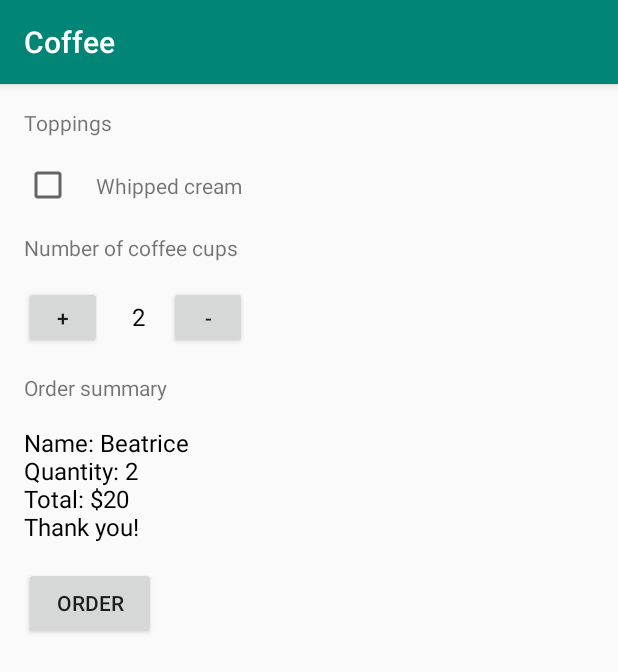
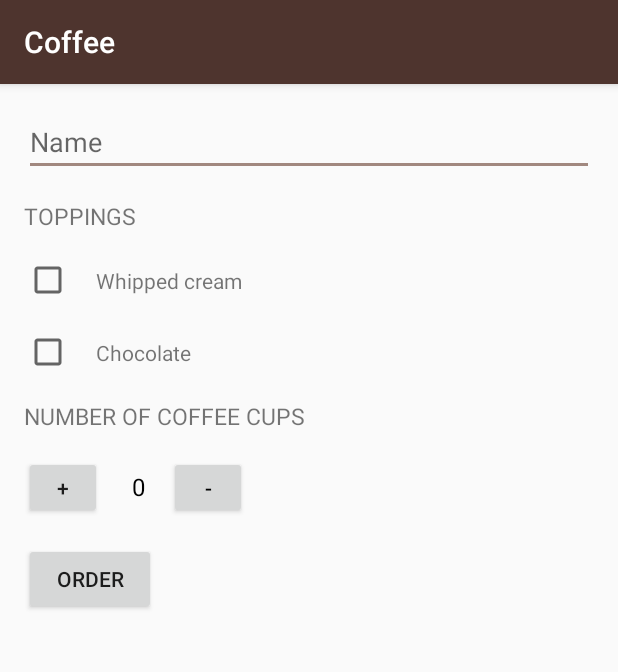
Before and after one commit to BeatriceNakabanda/Order-Coffee, an Android app: the screen it shows after launch (MainActivity), after a tap on "ORDER", on a phone screen of 412 x 824 dp. Shown: the top 672 px of the screen. Run offline under Robolectric (Android 15) with nearby library versions, the phone set to English and light mode, and no system bars.

```diff
--- a/app/src/main/java/com/example/justjava/MainActivity.java
+++ b/app/src/main/java/com/example/justjava/MainActivity.java
@@ -2,14 +2,21 @@ package com.example.justjava;
 
 import androidx.appcompat.app.AppCompatActivity;
 
-        import android.os.Bundle;
+import android.content.Intent;
+import android.net.Uri;
+import android.os.Bundle;
+import android.util.Log;
 import android.view.View;
+import android.widget.CheckBox;
+import android.widget.EditText;
 import android.widget.TextView;
+import android.widget.Toast;
 
+import java.net.URI;
 import java.text.NumberFormat;
 
 public class MainActivity extends AppCompatActivity {
-    int quantity = 2;
+    int quantity = 0;
 
     @Override
     protected void onCreate(Bundle savedInstanceState) {
@@ -20,18 +27,47 @@ public class MainActivity extends AppCompatActivity {
      * This method is called when the plus button is clicked
      */
     public void increment(View view) {
+        if(quantity == 100){
+            //show error message as a toast
+            Toast.makeText(this, "You cannot have more than 100 coffee", Toast.LENGTH_SHORT).show();
+            return;
+        }
         quantity = quantity + 1;
         display(quantity);
     }
     public void decrement(View view) {
+        if (quantity == 1) {
+            // Show an error message as a toast
+            Toast.makeText(this, "You cannot have less than 1 coffee", Toast.LENGTH_SHORT).show();
+            // Exit this method early because there's nothing left to do
+            return;
+        }
         quantity = quantity - 1;
         display(quantity);
     }
 
     public void submitOrder(View view) {
-        int price = calculatePrice();
-        String priceMessage = createOrderSummary(price);
-        displayMessage(priceMessage);
+        CheckBox whippedCreamCheckBox = (CheckBox) findViewById(R.id.whippedCreamCheckbox);
+        boolean haswhippedCream = whippedCreamCheckBox.isChecked();
+
+        CheckBox chocolateCheckBox = (CheckBox) findViewById(R.id.chocolateCheckbox);
+        boolean hasChocolate = chocolateCheckBox.isChecked();
+
+        EditText nameField = (EditText) findViewById(R.id.nameText);
+        String name = nameField.getText().toString();
+
+        int price = calculatePrice(haswhippedCream,hasChocolate);
+        String priceMessage = createOrderSummary(name, price, haswhippedCream, hasChocolate);
+
+        Intent intent = new Intent(Intent.ACTION_SENDTO);
+        intent.setData(Uri.parse("mailto:")); // only email apps should handle this
+        intent.putExtra(Intent.EXTRA_SUBJECT, "Just coffee order for " + name);
+        intent.putExtra(Intent.EXTRA_TEXT, priceMessage);
+        //check if there is an activity to handle this intent
+        if (intent.resolveActivity(getPackageManager()) != null) {
+            startActivity(intent);
+        }
+//        displayMessage(priceMessage);
 
     }
 
@@ -49,27 +85,41 @@ public class MainActivity extends AppCompatActivity {
     /**
      * This method displays the given text on the screen.
      */
-    private void displayMessage(String message) {
-        TextView orderSummaryTextView = (TextView) findViewById(R.id.summaryTextView);
-        orderSummaryTextView.setText(message);
-    }
+//    private void displayMessage(String message) {
+//        TextView orderSummaryTextView = (TextView) findViewById(R.id.summaryTextView);
+//        orderSummaryTextView.setText(message);
+//    }
     /**
      * This method calculates the price of the order
      * returns total price
      */
-    private int calculatePrice(){
-        int price = quantity * 10;
-        return price;
+    private int calculatePrice(boolean addWhippedCream, boolean addChocolate){
+        //price of 1 cup of coffee
+        int basePrice = 10;
+
+        //Add $2 if the user wants whippedCream
+        if(addWhippedCream){
+            basePrice = basePrice + 2;
+        }
+        //Add $2 if the user wants whippedCream
+        if(addChocolate){
+            basePrice = basePrice + 5;
+        }
+        return quantity * basePrice;
     }
     /**
      * This method displays the order summary.
      */
-    private String createOrderSummary(int price){
-        String orderMessage = "Name: Beatrice";
+    private String createOrderSummary(String name, int price, boolean addWhippedCream, boolean addChocolate){
+        String orderMessage = getString(R.string.order_summary_name,name);
+        orderMessage += "\nAdd whipped cream? " + addWhippedCream;
+        orderMessage += "\nAdd chocolate?" + addChocolate;
         orderMessage += "\nQuantity: " + quantity;
         orderMessage += "\nTotal: $" + price;
-        orderMessage += "\nThank you!";
+        orderMessage += "\n" + getString(R.string.thank_you);
 
         return orderMessage;
     }
+
+
 }
--- a/app/src/main/res/layout/activity_main.xml
+++ b/app/src/main/res/layout/activity_main.xml
@@ -3,18 +3,24 @@
     xmlns:tools="http://schemas.android.com/tools"
     android:layout_width="match_parent"
     android:layout_height="match_parent"
-    android:orientation="vertical"
     android:layout_marginLeft="16dp"
+    android:layout_marginTop="16dp"
     android:layout_marginRight="16dp"
     android:layout_marginBottom="16dp"
-    android:layout_marginTop="16dp"
+    android:orientation="vertical"
     tools:context=".MainActivity">
+
+    <EditText
+        android:id="@+id/nameText"
+        android:layout_width="match_parent"
+        android:layout_height="wrap_content"
+        android:inputType="textCapWords"
+        android:hint="Name"/>
 
     <TextView
         android:id="@+id/toppingTextView"
-        android:layout_width="wrap_content"
-        android:layout_height="wrap_content"
-        android:text="Toppings" />
+        style="@style/HeaderTextStyle"
+        android:text="@string/toppings" />
 
     <LinearLayout
         android:layout_width="match_parent"
@@ -23,25 +29,43 @@
         android:orientation="horizontal">
 
         <CheckBox
+            android:id="@+id/whippedCreamCheckbox"
             android:layout_width="wrap_content"
             android:layout_height="wrap_content"
-            android:textSize="16sp"/>
+            android:textSize="16sp" />
 
         <TextView
             android:layout_width="wrap_content"
             android:layout_height="wrap_content"
+            android:layout_marginLeft="16dp"
+            android:text="@string/whipped_cream" />
 
+    </LinearLayout>
+
+    <LinearLayout
+        android:layout_width="match_parent"
+        android:layout_height="wrap_content"
+        android:layout_marginTop="16dp"
+        android:orientation="horizontal">
+
+        <CheckBox
+            android:id="@+id/chocolateCheckbox"
+            android:layout_width="wrap_content"
+            android:layout_height="wrap_content"
+            android:textSize="16sp" />
+
+        <TextView
+            android:layout_width="wrap_content"
+            android:layout_height="wrap_content"
             android:layout_marginLeft="16dp"
-            android:text="Whipped cream"/>
+            android:text="@string/chocolate" />
 
     </LinearLayout>
 
     <TextView
         android:id="@+id/textView"
-        android:layout_width="wrap_content"
-        android:layout_height="wrap_content"
-        android:layout_marginTop="16dp"
-        android:text="Number of coffee cups" />
+        style="@style/HeaderTextStyle"
+        android:text="@string/coffee_cups" />
 
     <LinearLayout
         android:layout_width="match_parent"
@@ -55,7 +79,7 @@
         android:layout_below="@+id/textView"
         android:layout_marginTop="16dp"
         android:onClick="increment"
-        android:text="+" />
+        android:text="@string/add" />
 
         <TextView
             android:id="@+id/quantityTextView"
@@ -64,7 +88,7 @@
             android:layout_below="@id/incrementButton"
             android:layout_marginLeft="20dp"
             android:layout_marginTop="16dp"
-        android:text="2"
+            android:text="@string/startNumber"
             android:textColor="#000000"
             android:textSize="16sp" />
 
@@ -76,27 +100,28 @@
         android:layout_marginLeft="16dp"
         android:layout_marginTop="16dp"
         android:onClick="decrement"
-        android:text="-" />
+            android:textColor="#000000"
+        android:text="@string/minus" />
 
 </LinearLayout>
 
-    <TextView
-        android:id="@+id/order_summary_text_view"
-        android:layout_width="wrap_content"
-        android:layout_height="wrap_content"
-        android:layout_below="@id/decrementButton"
-        android:layout_marginTop="16dp"
-        android:text="Order summary" />
+<!--    <TextView-->
+<!--        android:id="@+id/order_summary_text_view"-->
+<!--        android:layout_width="wrap_content"-->
+<!--        android:layout_height="wrap_content"-->
+<!--        android:layout_below="@id/decrementButton"-->
+<!--        android:layout_marginTop="16dp"-->
+<!--        android:text="Order summary" />-->
 
-    <TextView
-        android:id="@+id/summaryTextView"
-        android:layout_width="wrap_content"
-        android:layout_height="wrap_content"
-        android:layout_below="@id/order_summary_text_view"
-        android:layout_marginTop="16dp"
-        android:text="$10"
-        android:textColor="#000000"
-        android:textSize="16sp" />
+<!--    <TextView-->
+<!--        android:id="@+id/summaryTextView"-->
+<!--        android:layout_width="wrap_content"-->
+<!--        android:layout_height="wrap_content"-->
+<!--        android:layout_below="@id/order_summary_text_view"-->
+<!--        android:layout_marginTop="16dp"-->
+<!--        android:text="$10"-->
+<!--        android:textColor="#000000"-->
+<!--        android:textSize="16sp" />-->
 
     <Button
         android:id="@+id/orderButton"
@@ -105,6 +130,6 @@
         android:layout_below="@+id/summaryTextView"
         android:layout_marginTop="16dp"
         android:onClick="submitOrder"
-        android:text="ORDER" />
+        android:text="@string/order" />
 
 </LinearLayout>
--- a/app/src/main/res/values/colors.xml
+++ b/app/src/main/res/values/colors.xml
@@ -1,6 +1,6 @@
 <?xml version="1.0" encoding="utf-8"?>
 <resources>
-    <color name="colorPrimary">#008577</color>
-    <color name="colorPrimaryDark">#00574B</color>
-    <color name="colorAccent">#D81B60</color>
+    <color name="colorPrimary">#4E342E</color>
+    <color name="colorPrimaryDark">#4E342E</color>
+    <color name="colorAccent">#A1887F</color>
 </resources>
--- a/app/src/main/res/values/strings.xml
+++ b/app/src/main/res/values/strings.xml
@@ -1,3 +1,13 @@
-<resources>
+<resources xmlns:xliff="urn:oasis:names:tc:xliff:document:1.2">
     <string name="app_name">Coffee</string>
+    <string name="toppings" translatable="false">Toppings</string>
+    <string name="whipped_cream" translatable="false">Whipped cream</string>
+    <string name="chocolate" translatable="false">Chocolate</string>
+    <string name="coffee_cups" translatable="false">Number of coffee cups</string>
+    <string name="add" translatable="false">+</string>
+    <string name="startNumber" translatable="false">0</string>
+    <string name="minus" translatable="false">-</string>
+    <string name="order" translatable="false">ORDER</string>
+    <string name="thank_you" translatable="false">Thank You</string>
+    <string name="order_summary_name" translatable="false">Name: <xliff:g id="name" example="Sam">%S</xliff:g> </string>
 </resources>
--- a/app/src/main/res/values/styles.xml
+++ b/app/src/main/res/values/styles.xml
@@ -8,4 +8,13 @@
         <item name="colorAccent">@color/colorAccent</item>
     </style>
 
+    <style name="HeaderTextStyle">
+        <item name="android:layout_width">wrap_content</item>
+        <item name="android:layout_height">wrap_content</item>
+        <item name="android:layout_gravity">center_vertical</item>
+        <item name="android:textAllCaps">true</item>
+        <item name="android:textSize">15sp</item>
+        <item name="android:layout_marginTop">16dp</item>
+    </style>
+
 </resources>
```
Also changed, not shown: 1 other file. Lines whose indentation alone changed are shown as unchanged.
